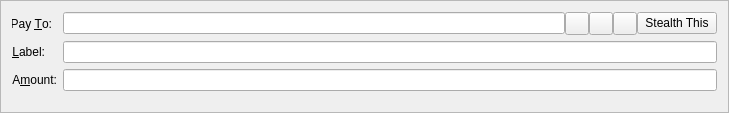
This is src/qt/forms/sendcoinsentry.ui in Stealth-R-D-LLC/Stealth as Qt 5 draws it before an edit. The edited form follows.
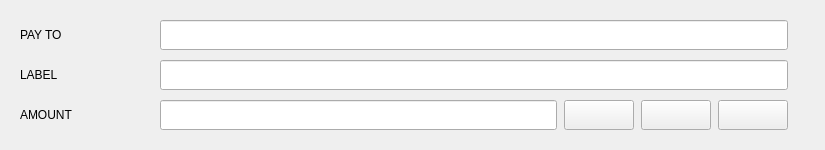
This is the edited form. Icons and pictures are not drawn. Custom widgets are drawn as their Qt base class.

Commit message: Stealth2 and all associated goodness.

What changed in the file:
```diff
--- a/src/qt/forms/sendcoinsentry.ui
+++ b/src/qt/forms/sendcoinsentry.ui
@@ -6,43 +6,64 @@
    <rect>
     <x>0</x>
     <y>0</y>
-    <width>729</width>
-    <height>113</height>
+    <width>825</width>
+    <height>150</height>
    </rect>
   </property>
-  <property name="windowTitle">
-   <string>Form</string>
+  <property name="minimumSize">
+   <size>
+    <width>825</width>
+    <height>150</height>
+   </size>
   </property>
-  <property name="frameShape">
-   <enum>QFrame::StyledPanel</enum>
+  <property name="maximumSize">
+   <size>
+    <width>825</width>
+    <height>150</height>
+   </size>
   </property>
-  <property name="frameShadow">
-   <enum>QFrame::Sunken</enum>
+  <property name="lineWidth">
+   <number>0</number>
   </property>
-  <layout class="QFormLayout" name="formLayout">
-   <property name="fieldGrowthPolicy">
-    <enum>QFormLayout::AllNonFixedFieldsGrow</enum>
+  <layout class="QHBoxLayout" name="horizontalLayout_2">
+   <property name="spacing">
+    <number>0</number>
    </property>
-   <item row="0" column="0">
-    <widget class="QLabel" name="label_2">
-     <property name="text">
-      <string>Pay &amp;To:</string>
-     </property>
-     <property name="alignment">
-      <set>Qt::AlignRight|Qt::AlignTrailing|Qt::AlignVCenter</set>
+   <property name="margin">
+    <number>0</number>
+   </property>
+   <item>
+    <widget class="QFrame" name="frmEntry">
+     <property name="minimumSize">
+      <size>
+       <width>808</width>
+       <height>150</height>
+      </size>
      </property>
-     <property name="buddy">
-      <cstring>payTo</cstring>
+     <property name="maximumSize">
+      <size>
+       <width>825</width>
+       <height>150</height>
+      </size>
      </property>
-    </widget>
-   </item>
+     <layout class="QGridLayout" name="gridLayout">
+      <property name="horizontalSpacing">
+       <number>0</number>
+      </property>
+      <property name="verticalSpacing">
+       <number>10</number>
+      </property>
+      <property name="margin">
+       <number>20</number>
+      </property>
    <item row="0" column="1">
-    <layout class="QHBoxLayout" name="payToLayout">
-     <property name="spacing">
-      <number>0</number>
-     </property>
-     <item>
       <widget class="QValidatedLineEdit" name="payTo">
+        <property name="minimumSize">
+         <size>
+          <width>0</width>
+          <height>30</height>
+         </size>
+        </property>
        <property name="toolTip">
         <string>The address to send the payment to  (e.g. 4Zo1ga6xuKuQ7JV7M9rGDoxdbYwV5zgQJ5)</string>
        </property>
@@ -51,8 +72,80 @@
        </property>
       </widget>
      </item>
+      <item row="1" column="0">
+       <widget class="QLabel" name="lblLabel">
+        <property name="minimumSize">
+         <size>
+          <width>140</width>
+          <height>30</height>
+         </size>
+        </property>
+        <property name="text">
+         <string>LABEL</string>
+        </property>
+        <property name="buddy">
+         <cstring>addAsLabel</cstring>
+        </property>
+       </widget>
+      </item>
+      <item row="1" column="1">
+       <widget class="QValidatedLineEdit" name="addAsLabel">
+        <property name="enabled">
+         <bool>true</bool>
+        </property>
+        <property name="minimumSize">
+         <size>
+          <width>0</width>
+          <height>30</height>
+         </size>
+        </property>
+        <property name="toolTip">
+         <string>Enter a label for this address to add it to your address book</string>
+        </property>
+       </widget>
+      </item>
+      <item row="2" column="0">
+       <widget class="QLabel" name="lblAmount">
+        <property name="minimumSize">
+         <size>
+          <width>140</width>
+          <height>30</height>
+         </size>
+        </property>
+        <property name="text">
+         <string>AMOUNT</string>
+        </property>
+        <property name="buddy">
+         <cstring>payAmount</cstring>
+        </property>
+       </widget>
+      </item>
+      <item row="2" column="1">
+       <layout class="QHBoxLayout" name="horizontalLayout" stretch="1,0,0,0,0">
+        <property name="spacing">
+         <number>7</number>
+        </property>
+        <property name="sizeConstraint">
+         <enum>QLayout::SetMaximumSize</enum>
+        </property>
+        <item>
+         <widget class="BitcoinAmountField" name="payAmount">
+          <property name="minimumSize">
+           <size>
+            <width>0</width>
+            <height>30</height>
+           </size>
+          </property>
+         </widget>
+        </item>
      <item>
       <widget class="QToolButton" name="addressBookButton">
+          <property name="minimumSize">
+           <size>
+            <width>70</width>
+            <height>30</height>
+           </size>
+          </property>
        <property name="toolTip">
         <string>Choose address from address book</string>
        </property>
@@ -70,6 +163,12 @@
      </item>
      <item>
       <widget class="QToolButton" name="pasteButton">
+          <property name="minimumSize">
+           <size>
+            <width>70</width>
+            <height>30</height>
+           </size>
+          </property>
        <property name="toolTip">
         <string>Paste address from clipboard</string>
        </property>
@@ -87,6 +186,12 @@
      </item>
      <item>
       <widget class="QToolButton" name="deleteButton">
+          <property name="minimumSize">
+           <size>
+            <width>70</width>
+            <height>30</height>
+           </size>
+          </property>
        <property name="toolTip">
         <string>Remove this recipient</string>
        </property>
@@ -99,60 +204,39 @@
        </property>
       </widget>
      </item>
-     <item>
-      <widget class="QPushButton" name="stealthsendButton">
-       <property name="text">
-        <string>Stealth This</string>
-       </property>
-      </widget>
-     </item>
-    </layout>
-   </item>
-   <item row="1" column="0">
-    <widget class="QLabel" name="label_4">
+       </layout>
+      </item>
+      <item row="0" column="0">
+       <widget class="QLabel" name="lblPayTo">
+        <property name="minimumSize">
+         <size>
+          <width>140</width>
+          <height>30</height>
+         </size>
+        </property>
      <property name="text">
-      <string>&amp;Label:</string>
-     </property>
-     <property name="alignment">
-      <set>Qt::AlignRight|Qt::AlignTrailing|Qt::AlignVCenter</set>
-     </property>
+         <string>PAY TO</string>
+        </property>
      <property name="buddy">
       <cstring>addAsLabel</cstring>
      </property>
     </widget>
    </item>
-   <item row="1" column="1">
-    <layout class="QHBoxLayout" name="horizontalLayout_2">
-     <property name="spacing">
-      <number>0</number>
-     </property>
-     <item>
-      <widget class="QValidatedLineEdit" name="addAsLabel">
-       <property name="enabled">
-        <bool>true</bool>
-       </property>
-       <property name="toolTip">
-        <string>Enter a label for this address to add it to your address book</string>
-       </property>
-      </widget>
-     </item>
-    </layout>
-   </item>
-   <item row="2" column="0">
-    <widget class="QLabel" name="label">
-     <property name="text">
-      <string>A&amp;mount:</string>
+     </layout>
+    </widget>
+   </item>
+   <item>
+    <spacer name="horizontalSpacer">
+     <property name="orientation">
+      <enum>Qt::Horizontal</enum>
      </property>
-     <property name="alignment">
-      <set>Qt::AlignRight|Qt::AlignTrailing|Qt::AlignVCenter</set>
+     <property name="sizeHint" stdset="0">
+      <size>
+       <width>40</width>
+       <height>20</height>
+      </size>
      </property>
-     <property name="buddy">
-      <cstring>payAmount</cstring>
-     </property>
-    </widget>
-   </item>
-   <item row="2" column="1">
-    <widget class="BitcoinAmountField" name="payAmount"/>
+    </spacer>
    </item>
   </layout>
  </widget>
```
Left out of the diff: 2 changed lines with no effect on the pictures. Lines whose indentation alone changed are shown as unchanged. The commit also changes 301 other files.
